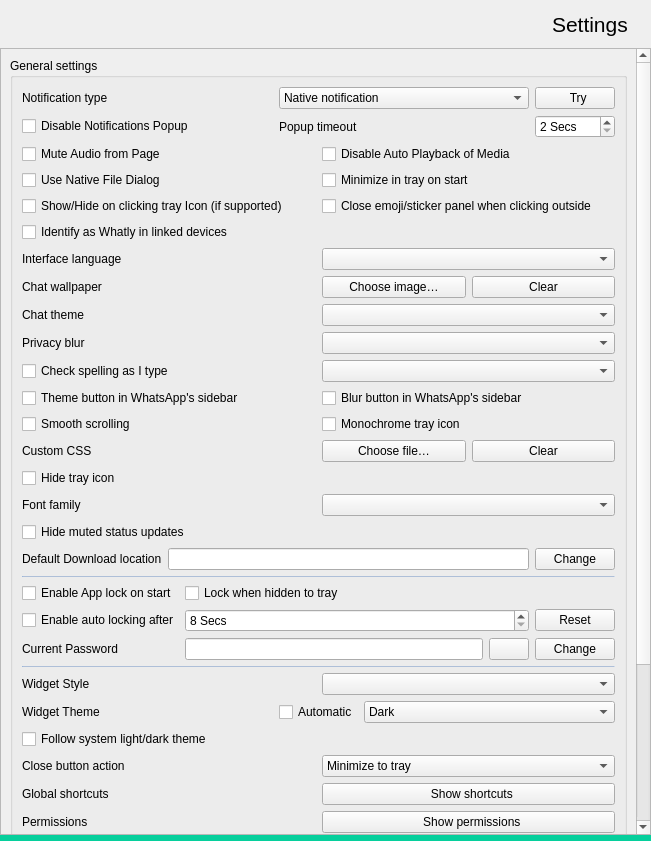
shakaran/whatsie, file src/settingswidget.ui: the form before one commit.
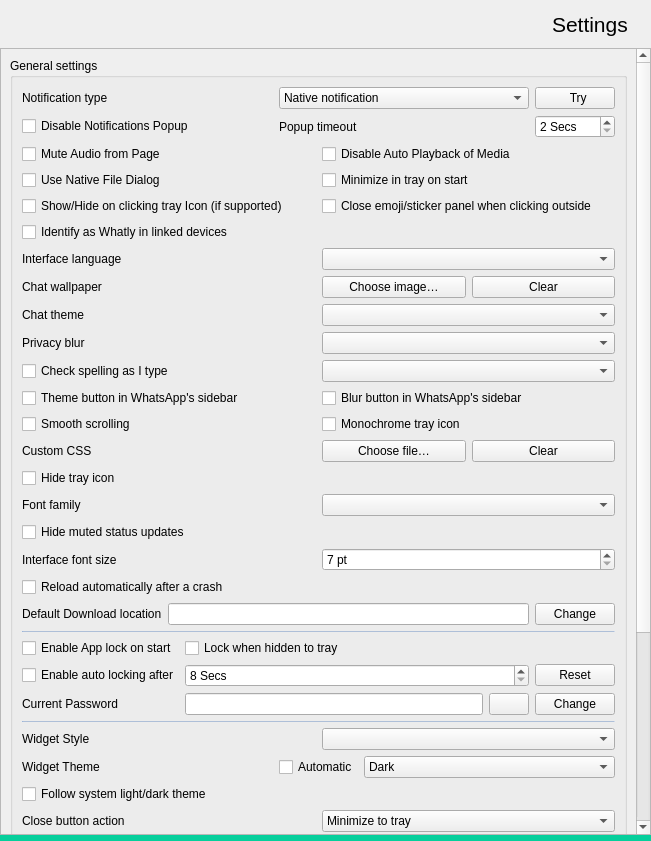
The form after the commit. Icons and pictures are not drawn.

Commit message:
feat(settings): interface font size, auto-reload on crash, network status
- #76: an 'Interface font size' spinbox scales the app's own UI (menus, dialogs,
  settings) independently of the WhatsApp Web zoom; applied live and on startup.
- #225: 'Reload automatically after a crash' reloads the page process without the
  prompt when it dies (normal exits are ignored).
- #208: the tray tooltip now reads 'Waiting for network…' when disconnected, so a
  silent drop after suspend/resume is noticeable beyond the dimmed icon.
- All new interface strings translated into the 15 shipped languages.

Patch:
```diff
--- a/src/settingswidget.ui
+++ b/src/settingswidget.ui
@@ -511,6 +511,39 @@
               </property>
              </widget>
             </item>
+            <item row="17" column="0">
+             <widget class="QLabel" name="interfaceFontSizeLabel">
+              <property name="text">
+               <string>Interface font size</string>
+              </property>
+             </widget>
+            </item>
+            <item row="17" column="1">
+             <widget class="QSpinBox" name="interfaceFontSizeSpinBox">
+              <property name="toolTip">
+               <string>&lt;html&gt;&lt;head/&gt;&lt;body&gt;&lt;p&gt;Point size of the app's own interface — menus, settings and dialogs. This does not affect WhatsApp Web's text; use the zoom for that.&lt;/p&gt;&lt;/body&gt;&lt;/html&gt;</string>
+              </property>
+              <property name="suffix">
+               <string> pt</string>
+              </property>
+              <property name="minimum">
+               <number>7</number>
+              </property>
+              <property name="maximum">
+               <number>24</number>
+              </property>
+             </widget>
+            </item>
+            <item row="18" column="0">
+             <widget class="QCheckBox" name="autoRestartCheckBox">
+              <property name="toolTip">
+               <string>&lt;html&gt;&lt;head/&gt;&lt;body&gt;&lt;p&gt;If WhatsApp Web's page process crashes, reload it automatically instead of asking first.&lt;/p&gt;&lt;/body&gt;&lt;/html&gt;</string>
+              </property>
+              <property name="text">
+               <string>Reload automatically after a crash</string>
+              </property>
+             </widget>
+            </item>
             <item row="9" column="0">
              <widget class="QLabel" name="privacyBlurLabel">
               <property name="text">
```
The commit also changes 20 other files.
